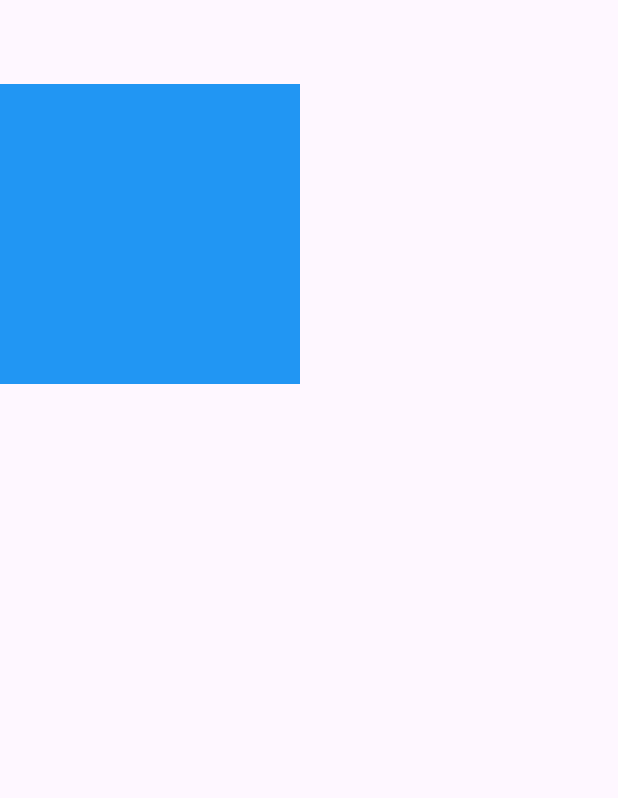
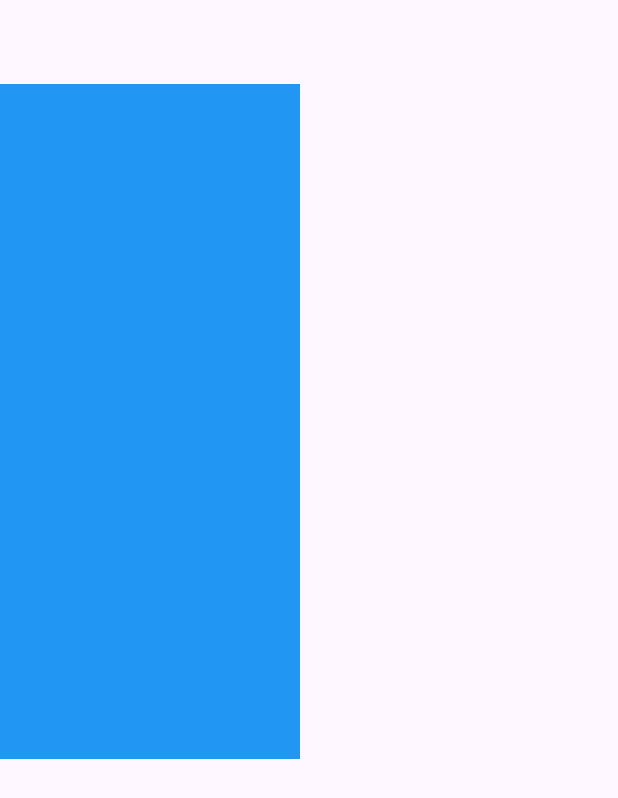
Before and after one commit to mustafaamahmoudm74/GRADUATION_PROJECT, a Flutter app: the screen it shows after launch, on a phone screen of 412 x 824 dp. Shown: the top 798 px of the screen. Run offline on Flutter 3.47's test engine with Material 3 defaults, Android fonts, the light colour scheme and no system bars; our stand-ins replace animated_splash_screen.

Commit message:
for push

```diff
--- a/lib/modules/HomeScreen.dart
+++ b/lib/modules/HomeScreen.dart
@@ -11,7 +11,7 @@ class HomeScreen extends StatelessWidget {
         children: [
           Container(
             width: 200,
-            height: 200,
+            height: 450,
             color: Colors.blue,
           )
         ],
```
